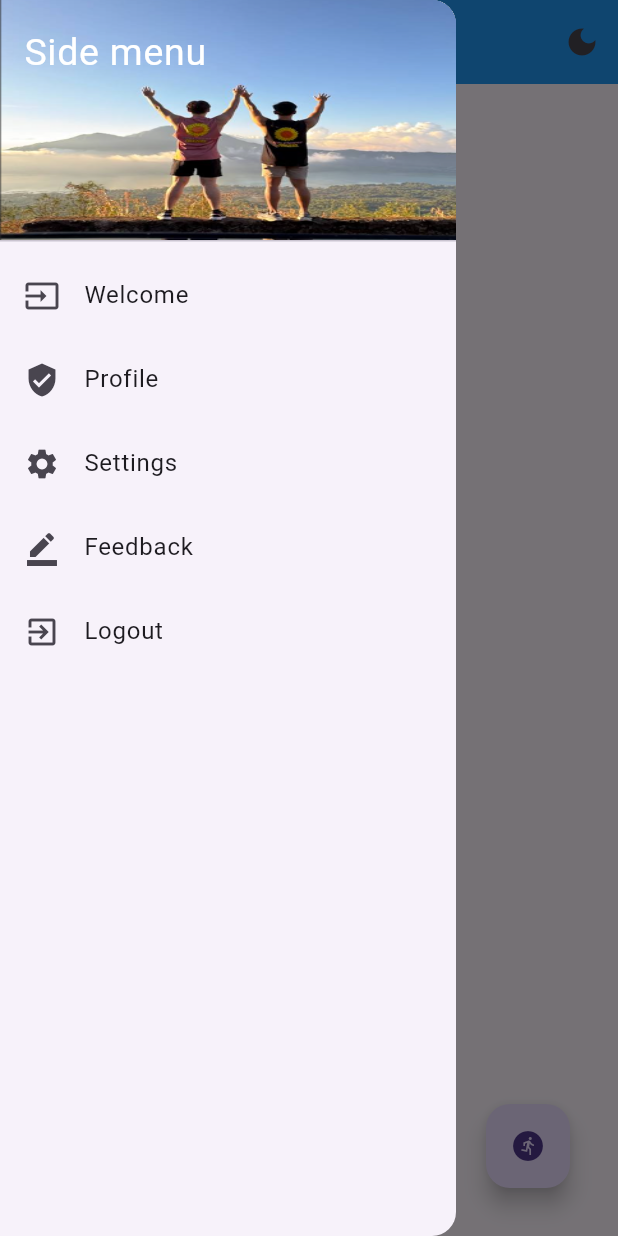
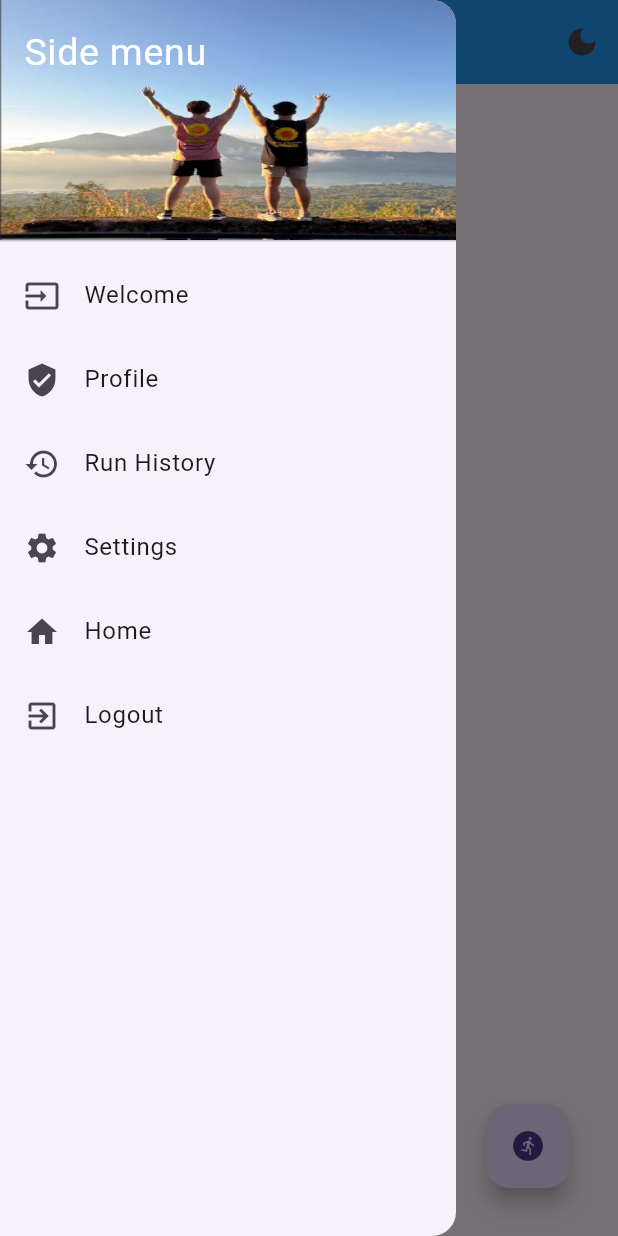
Before and after one commit to martout2002/RunnersHigh, a Flutter app: the HomePage screen opened by its route, after a tap on the "menu" icon, on a phone screen of 412 x 824 dp. Run offline on Flutter 3.47's test engine with Material 3 defaults, Android fonts, the phone set to English and light mode, and no system bars; drawn by our look-alikes of percent_indicator; our stand-ins replace firebase_auth, firebase_core, firebase_database, flutter_dotenv, flutter_gemini, geolocator and 3 more; accounts and stored records are empty; network calls fail.

Commit message:
added the run_history page and made the nav bar able to go home

```diff
--- a/lib/customAppBar.dart
+++ /dev/null
@@ -1,104 +0,0 @@
-import 'package:flutter/material.dart';
-import 'package:firebase_auth/firebase_auth.dart';
-import 'package:runners_high/UserProfilePage.dart';
-// import 'package:runners_high/login_page.dart';
-
-class CustomAppBar extends StatelessWidget implements PreferredSizeWidget {
-  final String title;
-  final VoidCallback onToggleTheme;
-
-  const CustomAppBar({super.key, required this.title, required this.onToggleTheme});
-
-  @override
-  Widget build(BuildContext context) {
-    final isDarkMode = Theme.of(context).brightness == Brightness.dark;
-
-    return AppBar(
-      title: Text(
-        title,
-        style: TextStyle(
-          color: isDarkMode ? Colors.white : Colors.white,
-          fontSize: 28, // Change text color based on theme
-          fontWeight: FontWeight.bold
-        ),
-      ),
-      centerTitle: true,
-      backgroundColor: isDarkMode ? Colors.lightBlue : Colors.blue, // Change background color based on theme
-      leading: IconButton(
-        icon: const Icon(Icons.menu),
-        onPressed: () {
-          Scaffold.of(context).openDrawer(); // Open the drawer
-        },
-      ),
-      actions: [
-        IconButton(
-          icon: Icon(isDarkMode ? Icons.light_mode : Icons.dark_mode),
-          onPressed: onToggleTheme,
-        ),
-      ],
-    );
-  }
-
-  @override
-  Size get preferredSize => const Size.fromHeight(kToolbarHeight);
-}
-
-class NavDrawer extends StatelessWidget {
-  const NavDrawer({super.key});
-
-  @override
-  Widget build(BuildContext context) {
-    return Drawer(
-      child: ListView(
-        padding: EdgeInsets.zero,
-        children: <Widget>[
-          const DrawerHeader(
-            decoration: BoxDecoration(
-              color: Colors.green,
-              image: DecorationImage(
-                fit: BoxFit.fill,
-                image: AssetImage('lib/images/meNshaun.png'),
-              ),
-            ),
-            child: Text(
-              'Side menu',
-              style: TextStyle(color: Colors.white, fontSize: 25),
-            ),
-          ),
-          ListTile(
-            leading: const Icon(Icons.input),
-            title: const Text('Welcome'),
-            onTap: () => {},
-          ),
-          ListTile(
-            leading: const Icon(Icons.verified_user),
-            title: const Text('Profile'),
-            onTap: () => {Navigator.of(context).push(
-              MaterialPageRoute(
-              builder: (context) => const UserProfilePage(),
-            ),
-          )},
-          ),
-          ListTile(
-            leading: const Icon(Icons.settings),
-            title: const Text('Settings'),
-            onTap: () => {Navigator.of(context).pop()},
-          ),
-          ListTile(
-            leading: const Icon(Icons.border_color),
-            title: const Text('Feedback'),
-            onTap: () => {Navigator.of(context).pop()},
-          ),
-          ListTile(
-            leading: const Icon(Icons.exit_to_app),
-            title: const Text('Logout'),
-            onTap: () async {
-              await FirebaseAuth.instance.signOut();
-              Navigator.pushReplacementNamed(context, '/login');
-            },
-          ),
-        ],
-      ),
-    );
-  }
-}
--- a/lib/home_page.dart
+++ b/lib/home_page.dart
@@ -2,8 +2,9 @@
 import 'package:firebase_auth/firebase_auth.dart';
 import 'package:firebase_database/firebase_database.dart';
 import 'package:permission_handler/permission_handler.dart';
+import 'package:runners_high/nav_drawer.dart';
 import 'services/gemini_api.dart';
-import 'customAppBar.dart';
+import 'custom_app_bar.dart';
 import 'widgets/progress_indicator.dart';
 import 'widgets/recommendation_widget.dart';
 import 'widgets/floating_action_button.dart';
--- a/lib/nav_drawer.dart
+++ b/lib/nav_drawer.dart
@@ -1,5 +1,6 @@
 import 'package:flutter/material.dart';
 import 'package:firebase_auth/firebase_auth.dart';
+import 'package:runners_high/home_page.dart';
 import 'run_history_page.dart';
 import 'UserProfilePage.dart';
 
@@ -58,14 +59,21 @@
             onTap: () => {Navigator.of(context).pop()},
           ),
           ListTile(
-            leading: const Icon(Icons.border_color),
-            title: const Text('Feedback'),
-            onTap: () => {Navigator.of(context).pop()},
+            leading: const Icon(Icons.home),
+            title: const Text('Home'),
+            onTap: () {
+              Navigator.of(context).push(
+                MaterialPageRoute(
+                  builder: (context) => HomePage(onToggleTheme: () {  }),
+                ),
+              );
+            },
           ),
           ListTile(
             leading: const Icon(Icons.exit_to_app),
             title: const Text('Logout'),
             onTap: () async {
+              await FirebaseAuth.instance.signOut();
               Navigator.pushReplacementNamed(context, '/login');
             },
           ),
--- a/lib/run_history_page.dart
+++ b/lib/run_history_page.dart
@@ -33,8 +33,17 @@
           setState(() {
             _pastRuns = data.keys.map((key) => {'key': key, ...Map<String, dynamic>.from(data[key])}).toList();
           });
+        } else {
+          // Log when there's no data
+          print("No run data available");
         }
+      }, onError: (error) {
+        // Log any errors
+        print("Error fetching run data: $error");
       });
+    } else {
+      // Log when the user is null
+      print("User is null");
     }
   }
 
@@ -43,7 +52,9 @@
     return Scaffold(
       appBar: CustomAppBar(title: 'Run History', onToggleTheme: widget.onToggleTheme),
       drawer: const NavDrawer(),
-      body: ListView.builder(
+      body: _pastRuns.isEmpty
+          ? Center(child: Text('No runs available'))
+          : ListView.builder(
               itemCount: _pastRuns.length,
               itemBuilder: (context, index) {
                 final run = _pastRuns[index];
@@ -51,11 +62,13 @@
                   margin: const EdgeInsets.all(8.0),
                   child: ListTile(
                     title: Text('${run['name'] ?? 'Unnamed Run'}'),
-              subtitle: Text('Distance: ${run['distance']} km\nTime: ${run['duration']} seconds\nPace: ${run['pace']} min/km'),
+                    subtitle: Text(
+                        'Distance: ${run['distance']} km\nTime: ${run['duration']} seconds\nPace: ${run['pace']} min/km'),
                     onTap: () => Navigator.push(
                       context,
                       MaterialPageRoute(
-                  builder: (context) => RunDetailsPage(run: run, onToggleTheme: widget.onToggleTheme),
+                        builder: (context) =>
+                            RunDetailsPage(run: run, onToggleTheme: widget.onToggleTheme),
                       ),
                     ),
                   ),
--- a/lib/run_tracking_page.dart
+++ b/lib/run_tracking_page.dart
@@ -4,7 +4,8 @@
 import 'package:firebase_auth/firebase_auth.dart';
 import 'package:firebase_database/firebase_database.dart';
 import 'package:geolocator/geolocator.dart';
-import 'customAppBar.dart';
+import 'package:runners_high/nav_drawer.dart';
+import 'custom_app_bar.dart';
 
 class RunTrackingPage extends StatefulWidget {
   final VoidCallback onToggleTheme;
--- a/lib/signup_page.dart
+++ b/lib/signup_page.dart
@@ -1,6 +1,6 @@
 import 'package:flutter/material.dart';
 import 'package:firebase_auth/firebase_auth.dart';
-import 'customAppBar.dart'; // Import the custom AppBar
+import 'custom_app_bar.dart'; // Import the custom AppBar
 import 'dart:developer';
 
 class SignUpPage extends StatefulWidget {
--- a/pubspec.yaml
+++ b/pubspec.yaml
@@ -72,8 +72,8 @@
 
   # To add assets to your application, add an assets section, like this:
   assets:
-    - lib/images/runnerslogo_dark.png
-    - lib/images/runnerslogo_light.png
+    # - lib/images/runnerslogo_dark.png
+    # - lib/images/runnerslogo_light.png
     - lib/images/meNshaun.png
     - lib/images/logo2.png
     - lib/images/logo2dark.png
```
Also changed, not shown: lib/images/runnerslogo_dark.png (deleted), lib/images/runnerslogo_light.png (deleted). Lines whose indentation alone changed are shown as unchanged.
